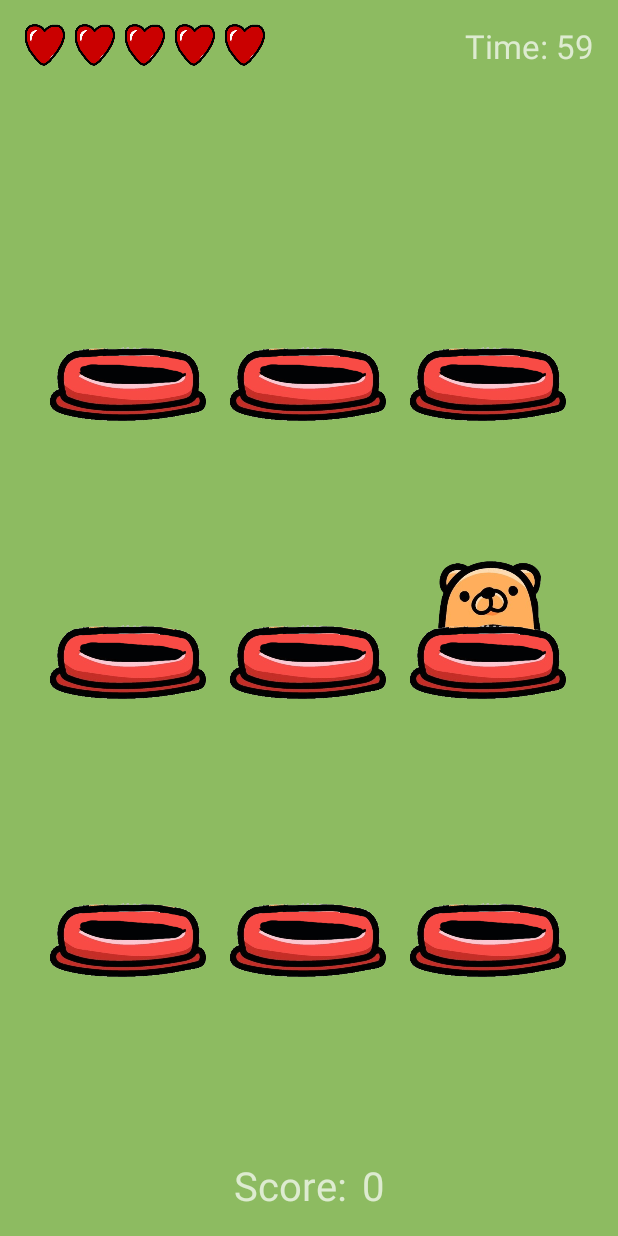
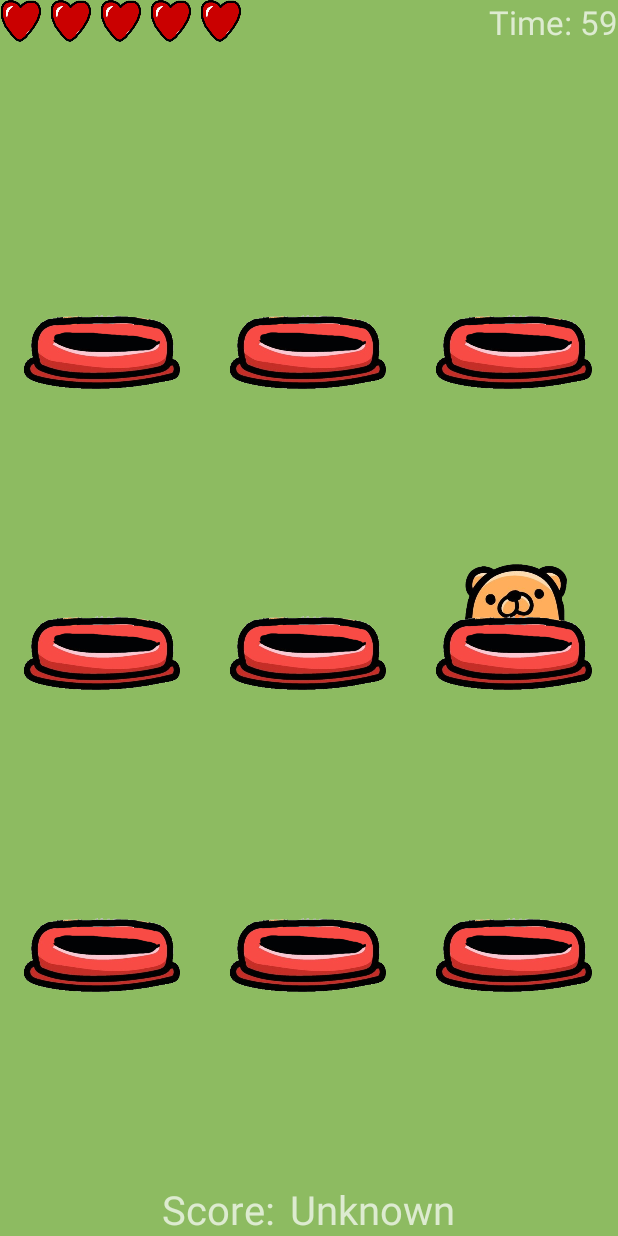
Before and after one commit to Mquinn960/Mole-App, an Android app: the GameActivity screen opened directly, with no data from a screen before it, on a phone screen of 412 x 824 dp. Run offline under Robolectric (Android 15) with nearby library versions, the phone set to English and light mode, and no system bars.

Commit message:
Remove soundhelper class, adjust game canvas layout

```diff
--- a/app/src/main/res/layout/activity_game.xml
+++ b/app/src/main/res/layout/activity_game.xml
@@ -7,10 +7,6 @@
     xmlns:tools="http://schemas.android.com/tools"
     android:layout_width="match_parent"
     android:layout_height="match_parent"
-    android:paddingBottom="@dimen/activity_vertical_margin"
-    android:paddingLeft="@dimen/activity_horizontal_margin"
-    android:paddingRight="@dimen/activity_horizontal_margin"
-    android:paddingTop="@dimen/activity_vertical_margin"
     tools:context="mquinn.WhackAMole.GameActivity"
     android:background="#8dbb61">
 
@@ -91,7 +87,7 @@
             android:layout_height="wrap_content"
             android:id="@+id/textTimeVal"
             android:textSize="10pt"
-            android:text="time!"
+            android:text="@string/default_name"
             android:layout_alignParentEnd="true"
             android:layout_alignParentRight="true"/>
 
@@ -107,11 +103,7 @@
         android:weightSum="3.75"
         android:layout_below="@+id/topBar"
         android:layout_above="@+id/bottomBar"
-        android:layout_marginLeft="10dp"
-        android:layout_marginStart="10dp"
-        android:layout_marginRight="10dp"
-        android:layout_marginEnd="10dp"
-        android:layout_marginTop="20dp">
+>
 
         <!--This is a spacer row because moles don't go downwards in this context : )-->
         <!--TODO: Consider adding an art asset here for flavour, overground scene-->
@@ -193,8 +185,6 @@
 
             </LinearLayout>
 
-
-
             <LinearLayout
                 android:layout_width="match_parent"
                 android:layout_height="fill_parent"
@@ -225,8 +215,6 @@
                 android:src="@drawable/placeholder_hole"
                 android:layout_gravity="center_vertical"/>
             </LinearLayout>
-
-
 
         </RelativeLayout>
 
@@ -442,8 +430,7 @@
             android:layout_height="0dp"
             android:layout_weight="0.25"
             android:id="@+id/row4"
-            android:orientation="horizontal"
-            android:layout_marginTop="5dp">
+            android:orientation="horizontal">
         </RelativeLayout>
 
     </LinearLayout>
@@ -473,7 +460,7 @@
             android:layout_height="wrap_content"
             android:id="@+id/textScoreVal"
             android:textSize="12pt"
-            android:text="0"
+            android:text="@string/default_name"
             android:layout_alignParentTop="true"
             android:layout_toRightOf="@+id/textScoreLbl"
             android:layout_toEndOf="@+id/textScoreLbl"/>
```
Also changed, not shown: app/src/main/java/mquinn/whackamole/SoundHelper.java (deleted, +0 -33 lines).
